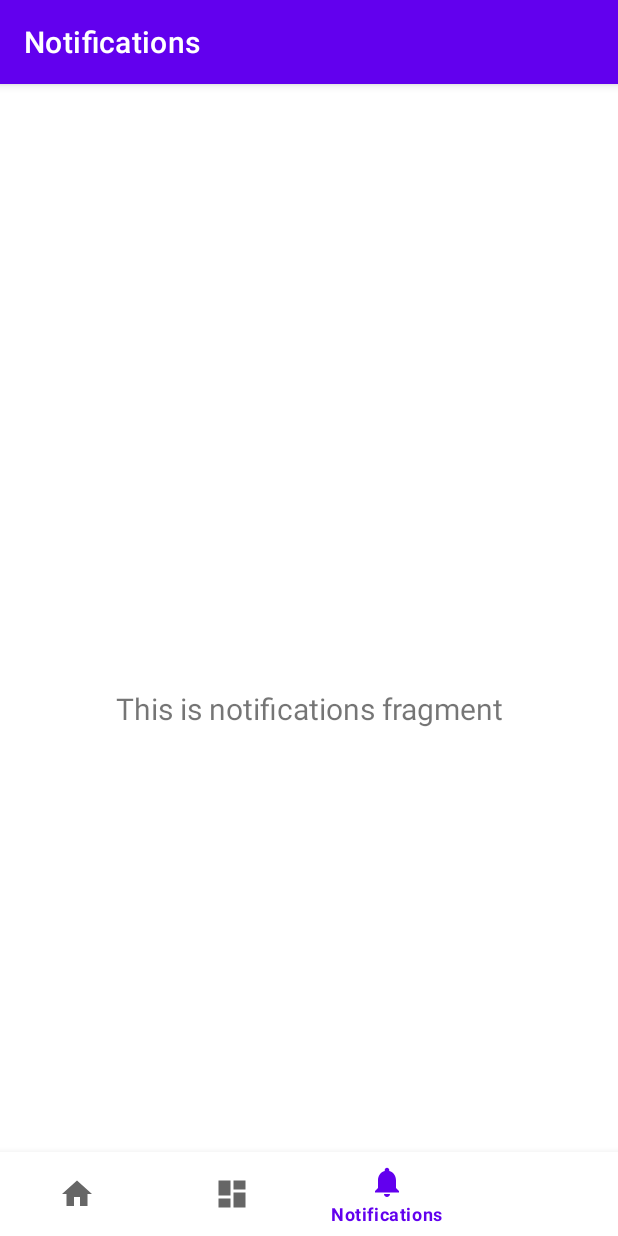
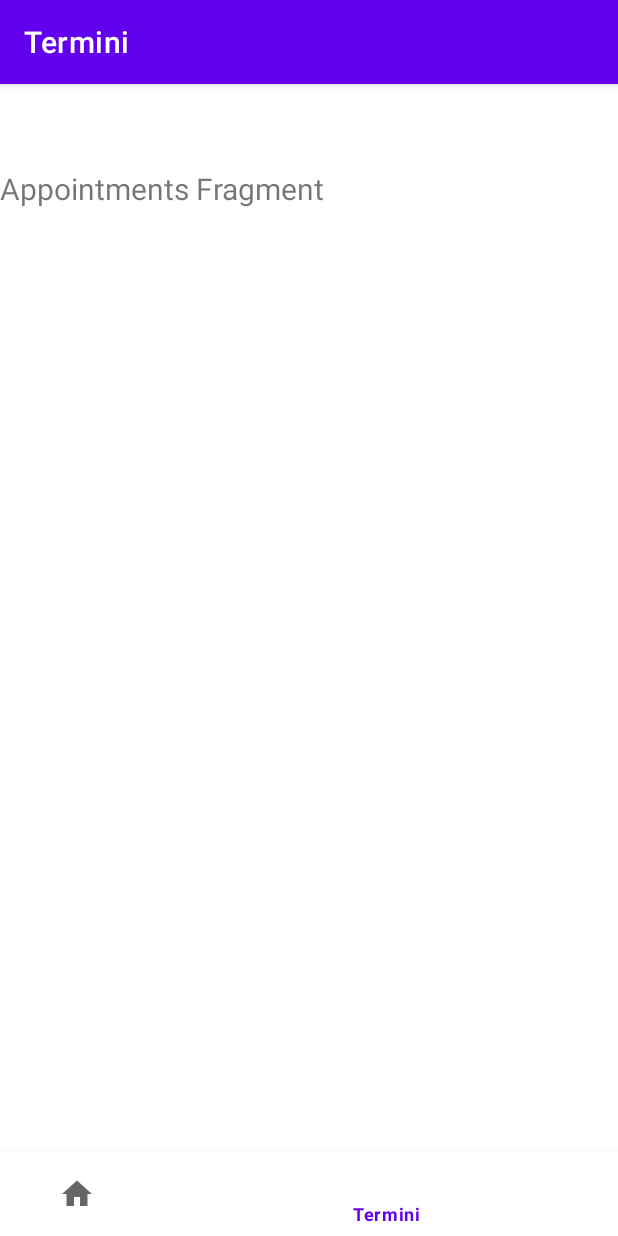
Before and after one commit to randjelaa/vet-clinic-mobile, an Android app: the MainActivity screen opened directly, with no data from a screen before it, item 3 of the bottom bar chosen, on a phone screen of 412 x 824 dp. Run offline under Robolectric (Android 15) with nearby library versions, the phone set to English and light mode, and no system bars; our stand-ins replace navigation-ui.

Commit message:
basic navigation

```diff
--- a/app/src/main/java/org/unibl/etf/vetclinic/MainActivity.java
+++ b/app/src/main/java/org/unibl/etf/vetclinic/MainActivity.java
@@ -27,8 +27,11 @@ public class MainActivity extends AppCompatActivity {
         // Passing each menu ID as a set of Ids because each
         // menu should be considered as top level destinations.
         AppBarConfiguration appBarConfiguration = new AppBarConfiguration.Builder(
-                R.id.navigation_home, R.id.navigation_dashboard, R.id.navigation_notifications, R.id.navigation_pets)
-                .build();
+                R.id.navigation_home,
+                R.id.navigation_pets,
+                R.id.navigation_appointments,
+                R.id.navigation_profile
+        ).build();
         NavController navController = Navigation.findNavController(this, R.id.nav_host_fragment_activity_main);
         NavigationUI.setupActionBarWithNavController(this, navController, appBarConfiguration);
         NavigationUI.setupWithNavController(binding.navView, navController);
--- /dev/null
+++ b/app/src/main/java/org/unibl/etf/vetclinic/ui/appointment/AppointmentFragment.java
@@ -0,0 +1,28 @@
+package org.unibl.etf.vetclinic.ui.appointment;
+
+import android.os.Bundle;
+import android.view.LayoutInflater;
+import android.view.View;
+import android.view.ViewGroup;
+import android.widget.TextView;
+
+import androidx.annotation.NonNull;
+import androidx.annotation.Nullable;
+import androidx.fragment.app.Fragment;
+
+import org.unibl.etf.vetclinic.R;
+
+public class AppointmentFragment extends Fragment {
+
+    @Nullable
+    @Override
+    public View onCreateView(@NonNull LayoutInflater inflater, @Nullable ViewGroup container,
+                             @Nullable Bundle savedInstanceState) {
+        View view = inflater.inflate(R.layout.fragment_appointment, container, false);
+
+        TextView label = view.findViewById(R.id.textViewLabel);
+        label.setText("Appointments Fragment");
+
+        return view;
+    }
+}
--- /dev/null
+++ b/app/src/main/java/org/unibl/etf/vetclinic/ui/profile/ProfileFragment.java
@@ -0,0 +1,28 @@
+package org.unibl.etf.vetclinic.ui.profile;
+
+import android.os.Bundle;
+import android.view.LayoutInflater;
+import android.view.View;
+import android.view.ViewGroup;
+import android.widget.TextView;
+
+import androidx.annotation.NonNull;
+import androidx.annotation.Nullable;
+import androidx.fragment.app.Fragment;
+
+import org.unibl.etf.vetclinic.R;
+
+public class ProfileFragment extends Fragment {
+
+    @Nullable
+    @Override
+    public View onCreateView(@NonNull LayoutInflater inflater, @Nullable ViewGroup container,
+                             @Nullable Bundle savedInstanceState) {
+        View view = inflater.inflate(R.layout.fragment_profile, container, false);
+
+        TextView label = view.findViewById(R.id.textViewLabel);
+        label.setText("Profile Fragment");
+
+        return view;
+    }
+}
--- /dev/null
+++ b/app/src/main/res/layout/fragment_appointment.xml
@@ -0,0 +1,14 @@
+<?xml version="1.0" encoding="utf-8"?>
+<FrameLayout xmlns:android="http://schemas.android.com/apk/res/android"
+    android:layout_width="match_parent"
+    android:layout_height="match_parent"
+    android:gravity="center">
+
+    <TextView
+        android:id="@+id/textViewLabel"
+        android:layout_width="wrap_content"
+        android:layout_height="wrap_content"
+        android:text="Appointments Fragment"
+        android:textSize="20sp" />
+
+</FrameLayout>
--- /dev/null
+++ b/app/src/main/res/layout/fragment_profile.xml
@@ -0,0 +1,14 @@
+<?xml version="1.0" encoding="utf-8"?>
+<FrameLayout xmlns:android="http://schemas.android.com/apk/res/android"
+    android:layout_width="match_parent"
+    android:layout_height="match_parent"
+    android:gravity="center">
+
+    <TextView
+        android:id="@+id/textViewLabel"
+        android:layout_width="wrap_content"
+        android:layout_height="wrap_content"
+        android:text="Profile Fragment"
+        android:textSize="20sp" />
+
+</FrameLayout>
--- a/app/src/main/res/menu/bottom_nav_menu.xml
+++ b/app/src/main/res/menu/bottom_nav_menu.xml
@@ -4,21 +4,25 @@
     <item
         android:id="@+id/navigation_home"
         android:icon="@drawable/ic_home_black_24dp"
-        android:title="@string/title_home" />
-
-    <item
-        android:id="@+id/navigation_dashboard"
-        android:icon="@drawable/ic_dashboard_black_24dp"
-        android:title="@string/title_dashboard" />
-
-    <item
-        android:id="@+id/navigation_notifications"
-        android:icon="@drawable/ic_notifications_black_24dp"
-        android:title="@string/title_notifications" />
+        android:title="Početna" />
 
     <item
         android:id="@+id/navigation_pets"
-        android:title="Ljubimci" />
+        android:title="Ljubimci"
+    />
 
+    <!--        android:icon="@drawable/ic_pets_black_24dp"-->
+
+    <item
+        android:id="@+id/navigation_appointments"
+        android:title="Termini"
+    />
+    <!--        android:icon="@drawable/ic_calendar_black_24dp"-->
+
+    <item
+        android:id="@+id/navigation_profile"
+        android:title="Profil"
+    />
+    <!--        android:icon="@drawable/ic_person_black_24dp"-->
 
 </menu>
--- a/app/src/main/res/navigation/mobile_navigation.xml
+++ b/app/src/main/res/navigation/mobile_navigation.xml
@@ -8,20 +8,8 @@
     <fragment
         android:id="@+id/navigation_home"
         android:name="org.unibl.etf.vetclinic.ui.home.HomeFragment"
-        android:label="@string/title_home"
+        android:label="Početna"
         tools:layout="@layout/fragment_home" />
-
-    <fragment
-        android:id="@+id/navigation_dashboard"
-        android:name="org.unibl.etf.vetclinic.ui.dashboard.DashboardFragment"
-        android:label="@string/title_dashboard"
-        tools:layout="@layout/fragment_dashboard" />
-
-    <fragment
-        android:id="@+id/navigation_notifications"
-        android:name="org.unibl.etf.vetclinic.ui.notifications.NotificationsFragment"
-        android:label="@string/title_notifications"
-        tools:layout="@layout/fragment_notifications" />
 
     <fragment
         android:id="@+id/navigation_pets"
@@ -29,4 +17,16 @@
         android:label="Ljubimci"
         tools:layout="@layout/fragment_pet_list" />
 
+    <fragment
+        android:id="@+id/navigation_appointments"
+        android:name="org.unibl.etf.vetclinic.ui.appointment.AppointmentFragment"
+        android:label="Termini"
+        tools:layout="@layout/fragment_appointment" />
+
+    <fragment
+        android:id="@+id/navigation_profile"
+        android:name="org.unibl.etf.vetclinic.ui.profile.ProfileFragment"
+        android:label="Profil"
+        tools:layout="@layout/fragment_profile" />
+
 </navigation>
```
